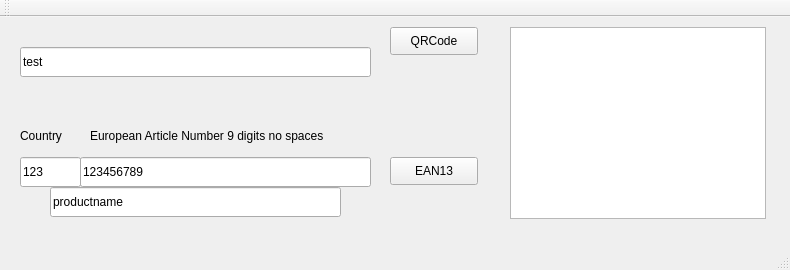
Before: the Qt Designer form mainwindow.ui in netpipe/qtBarcode, drawn with Qt 5.
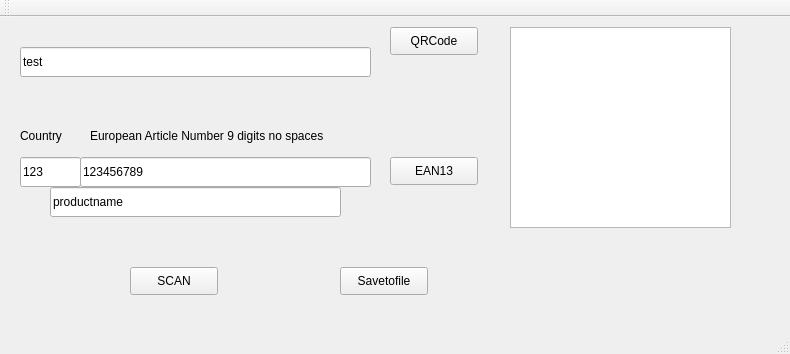
After: the same form once the commit is applied.

Patch:
```diff
--- a/mainwindow.ui
+++ b/mainwindow.ui
@@ -7,7 +7,7 @@
     <x>0</x>
     <y>0</y>
     <width>790</width>
-    <height>270</height>
+    <height>354</height>
    </rect>
   </property>
   <property name="windowTitle">
@@ -19,10 +19,19 @@
      <rect>
       <x>510</x>
       <y>10</y>
-      <width>256</width>
-      <height>192</height>
+      <width>221</width>
+      <height>201</height>
      </rect>
     </property>
+    <property name="verticalScrollBarPolicy">
+     <enum>Qt::ScrollBarAlwaysOff</enum>
+    </property>
+    <property name="horizontalScrollBarPolicy">
+     <enum>Qt::ScrollBarAlwaysOff</enum>
+    </property>
+    <property name="sizeAdjustPolicy">
+     <enum>QAbstractScrollArea::AdjustToContents</enum>
+    </property>
    </widget>
    <widget class="QPushButton" name="generate">
     <property name="geometry">
@@ -128,6 +137,32 @@
      <string>productname</string>
     </property>
    </widget>
+   <widget class="QPushButton" name="scan">
+    <property name="geometry">
+     <rect>
+      <x>130</x>
+      <y>250</y>
+      <width>88</width>
+      <height>28</height>
+     </rect>
+    </property>
+    <property name="text">
+     <string>SCAN</string>
+    </property>
+   </widget>
+   <widget class="QPushButton" name="savetofile">
+    <property name="geometry">
+     <rect>
+      <x>340</x>
+      <y>250</y>
+      <width>88</width>
+      <height>28</height>
+     </rect>
+    </property>
+    <property name="text">
+     <string>Savetofile</string>
+    </property>
+   </widget>
   </widget>
   <widget class="QMenuBar" name="menuBar">
    <property name="geometry">
```
